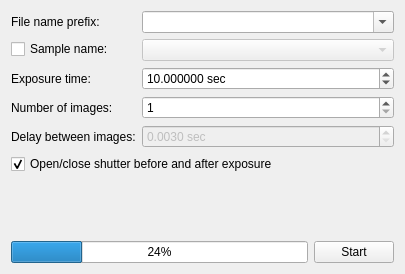
Qt form cct/qtgui2/measurement/simpleexposure/simpleexposure.ui (awacha/cct) before a commit.
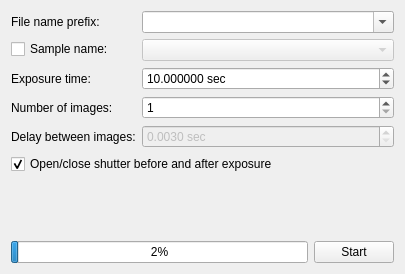
The same form after that commit. Icons and pictures are not drawn.

Commit message: SimpleExposure UI tuning

```diff
--- a/cct/qtgui2/measurement/simpleexposure/simpleexposure.ui
+++ b/cct/qtgui2/measurement/simpleexposure/simpleexposure.ui
@@ -152,6 +152,9 @@
          <verstretch>0</verstretch>
         </sizepolicy>
        </property>
+       <property name="maximum">
+        <number>1000</number>
+       </property>
        <property name="value">
         <number>24</number>
        </property>
```
